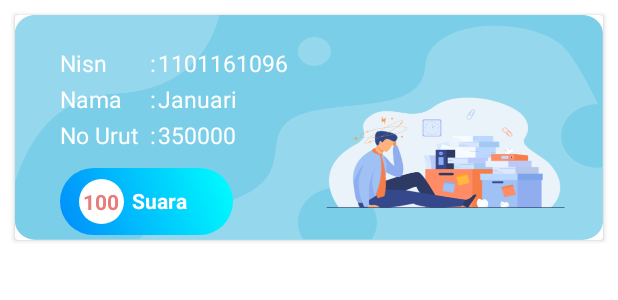
After one commit to mamun-amri/evote, an Android app: the layout list_data_suara.xml on its own in the app's theme, with its tools: preview values and no code run, on a phone screen of 412 x 824 dp. The commit adds this screen. Shown: the top 300 px of the screen. Run offline under Robolectric (Android 15) with nearby library versions, the phone set to English and light mode, and no system bars.

Commit message:
aplikasi done

```diff
--- /dev/null
+++ b/app/src/main/res/layout/list_data_suara.xml
@@ -0,0 +1,139 @@
+<?xml version="1.0" encoding="utf-8"?>
+<androidx.cardview.widget.CardView xmlns:android="http://schemas.android.com/apk/res/android" xmlns:app="http://schemas.android.com/apk/res-auto"
+    xmlns:tools="http://schemas.android.com/tools"
+    android:layout_width="wrap_content"
+    android:layout_height="wrap_content"
+    android:layout_marginLeft="10dp"
+    android:layout_marginTop="10dp"
+    android:layout_marginRight="10dp">
+    <LinearLayout
+        android:orientation="vertical"
+        android:background="@drawable/ic_list_siswa"
+        android:layout_width="wrap_content"
+        android:layout_height="150dp">
+        <TableRow
+            android:paddingLeft="10dp"
+            android:paddingTop="20dp"
+            android:paddingRight="30dp"
+            android:layout_width="match_parent"
+            android:layout_height="wrap_content"
+            android:paddingStart="30dp"
+            android:paddingEnd="30dp">
+            <TextView
+                android:textSize="15sp"
+                android:textColor="@color/white"
+                android:layout_width="60dp"
+                android:layout_height="wrap_content"
+                android:text="@string/nisn"/>
+            <TextView
+                android:textSize="15sp"
+                android:textColor="@color/white"
+                android:layout_width="wrap_content"
+                android:layout_height="wrap_content"
+                android:text=":"/>
+            <TextView
+                android:textSize="15sp"
+                android:textColor="@color/white"
+                android:id="@+id/tv_nisn"
+                android:padding="1dp"
+                android:layout_width="match_parent"
+                android:layout_height="wrap_content"
+                android:text="1101161096"/>
+        </TableRow>
+        <TableRow
+            android:paddingLeft="10dp"
+            android:paddingRight="30dp"
+            android:layout_width="match_parent"
+            android:layout_height="wrap_content"
+            android:paddingStart="30dp"
+            android:paddingEnd="30dp">
+            <TextView
+                android:textSize="15sp"
+                android:textColor="@color/white"
+                android:layout_width="60dp"
+                android:layout_height="wrap_content"
+                android:text="Nama"/>
+            <TextView
+                android:textSize="15sp"
+                android:textColor="@color/white"
+                android:layout_width="wrap_content"
+                android:layout_height="wrap_content"
+                android:text=":"/>
+            <TextView
+                android:textSize="15sp"
+                android:textColor="@color/white"
+                android:id="@+id/tv_nama"
+                android:padding="1dp"
+                android:layout_width="255dp"
+                android:layout_height="wrap_content"
+                android:text="Januari"/>
+        </TableRow>
+        <TableRow
+            android:paddingLeft="10dp"
+            android:paddingRight="30dp"
+            android:layout_width="match_parent"
+            android:layout_height="wrap_content"
+            android:paddingStart="30dp"
+            android:paddingEnd="30dp">
+            <TextView
+                android:textSize="15sp"
+                android:textColor="@color/white"
+                android:layout_width="60dp"
+                android:layout_height="wrap_content"
+                android:text="No Urut"/>
+            <TextView
+                android:textSize="15sp"
+                android:textColor="@color/white"
+                android:layout_width="wrap_content"
+                android:layout_height="wrap_content"
+                android:text=":"/>
+            <TextView
+                android:textSize="15sp"
+                android:textColor="@color/white"
+                android:id="@+id/tv_kelas"
+                android:padding="1dp"
+                android:layout_width="match_parent"
+                android:layout_height="wrap_content"
+                android:text="350000"/>
+        </TableRow>
+        <LinearLayout
+            android:orientation="horizontal"
+            android:background="@drawable/btn_blue"
+            android:padding="7dp"
+            android:layout_width="wrap_content"
+            android:layout_height="wrap_content"
+            android:layout_marginLeft="30dp"
+            android:layout_marginTop="10dp"
+            android:shadowColor="@color/white"
+            android:showDividers="beginning|middle|end"
+            android:layout_marginStart="30dp">
+
+            <TextView
+                android:textStyle="bold"
+                android:layout_gravity="center"
+                android:id="@+id/tv_suara"
+                android:layout_width="30dp"
+                android:layout_height="30dp"
+                android:layout_marginStart="5dp"
+                android:layout_marginLeft="5dp"
+                android:background="@drawable/bg_angel_menu_item"
+                android:gravity="center"
+                android:text="100"
+                android:textAllCaps="false"
+                android:textColor="@color/red_muda" />
+
+            <TextView
+                android:id="@+id/btn_hapus"
+                android:layout_width="60dp"
+                android:layout_height="20dp"
+                android:layout_marginStart="5dp"
+                android:layout_marginLeft="5dp"
+                android:layout_gravity="center_vertical"
+                android:text="Suara"
+                android:textSize="14sp"
+                android:textAllCaps="false"
+                android:textStyle="bold"
+                android:textColor="@color/white" />
+        </LinearLayout>
+    </LinearLayout>
+</androidx.cardview.widget.CardView>
```
Also changed, not shown: app/src/main/java/com/mamunamri/evotingapp/DataSuaraActivity.kt (+64 -1 lines), app/src/main/res/layout/activity_data_suara.xml (+36 -26 lines).
